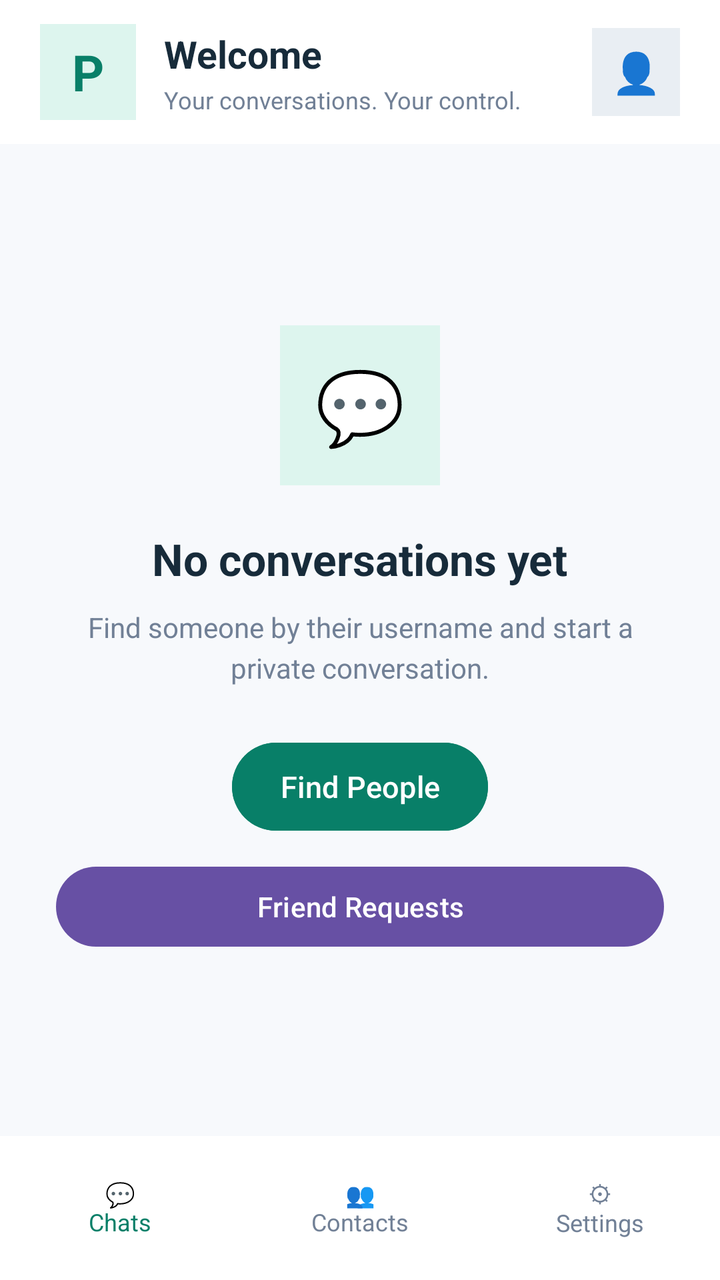
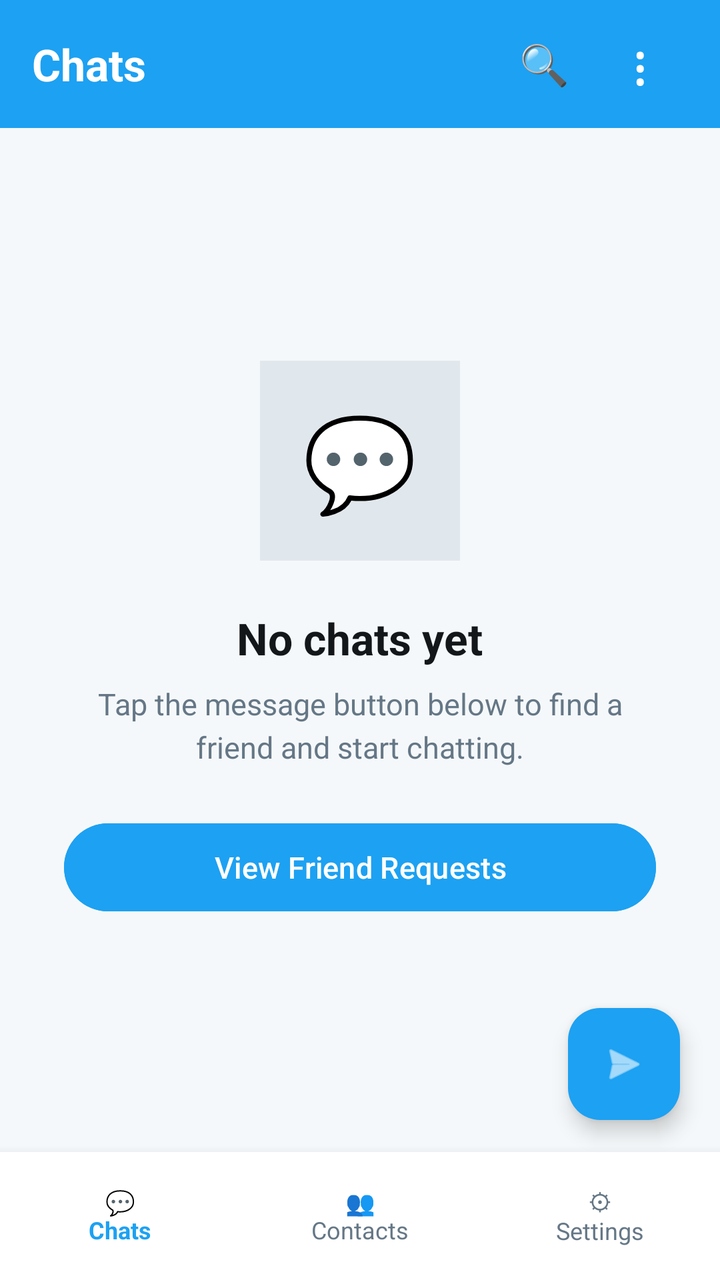

Compare the two renders of this Android layout. The source of the first and the diff that turns it into the second are given below.
<!-- AndroidManifest.xml: application theme Theme.PrivacyMessenger -->
<!-- res/layout/activity_home.xml -->
<?xml version="1.0" encoding="utf-8"?>
<androidx.constraintlayout.widget.ConstraintLayout
    xmlns:android="http://schemas.android.com/apk/res/android"
    xmlns:app="http://schemas.android.com/apk/res-auto"
    android:id="@+id/main"
    android:layout_width="match_parent"
    android:layout_height="match_parent"
    android:background="#F7F9FC">

    
    <LinearLayout
        android:id="@+id/topBar"
        android:layout_width="0dp"
        android:layout_height="72dp"
        android:gravity="center_vertical"
        android:orientation="horizontal"
        android:paddingStart="20dp"
        android:paddingEnd="20dp"
        android:background="#FFFFFF"
        app:layout_constraintTop_toTopOf="parent"
        app:layout_constraintStart_toStartOf="parent"
        app:layout_constraintEnd_toEndOf="parent">

        <TextView
            android:layout_width="48dp"
            android:layout_height="48dp"
            android:background="#DDF5EE"
            android:gravity="center"
            android:text="P"
            android:textColor="#087F68"
            android:textSize="25sp"
            android:textStyle="bold" />

        <LinearLayout
            android:layout_width="0dp"
            android:layout_height="wrap_content"
            android:layout_weight="1"
            android:layout_marginStart="14dp"
            android:orientation="vertical">

            <TextView
                android:id="@+id/tvWelcome"
                android:layout_width="wrap_content"
                android:layout_height="wrap_content"
                android:text="Welcome"
                android:textColor="#172B3A"
                android:textSize="19sp"
                android:textStyle="bold" />

            <TextView
                android:layout_width="wrap_content"
                android:layout_height="wrap_content"
                android:layout_marginTop="2dp"
                android:text="Your conversations. Your control."
                android:textColor="#718096"
                android:textSize="12sp" />

        </LinearLayout>

        <TextView
            android:id="@+id/tvProfile"
            android:layout_width="44dp"
            android:layout_height="44dp"
            android:background="#E9EEF3"
            android:gravity="center"
            android:text="👤"
            android:textSize="20sp" />

    </LinearLayout>

    
    <LinearLayout
        android:id="@+id/emptyState"
        android:layout_width="0dp"
        android:layout_height="wrap_content"
        android:gravity="center"
        android:orientation="vertical"
        android:padding="28dp"
        app:layout_constraintTop_toBottomOf="@id/topBar"
        app:layout_constraintBottom_toTopOf="@id/bottomNavigation"
        app:layout_constraintStart_toStartOf="parent"
        app:layout_constraintEnd_toEndOf="parent">

        <TextView
            android:layout_width="80dp"
            android:layout_height="80dp"
            android:background="#DDF5EE"
            android:gravity="center"
            android:text="💬"
            android:textSize="36sp" />

        <TextView
            android:layout_width="wrap_content"
            android:layout_height="wrap_content"
            android:layout_marginTop="22dp"
            android:text="No conversations yet"
            android:textColor="#172B3A"
            android:textSize="22sp"
            android:textStyle="bold" />

        <TextView
            android:layout_width="match_parent"
            android:layout_height="wrap_content"
            android:layout_marginTop="10dp"
            android:gravity="center"
            android:lineSpacingExtra="4dp"
            android:text="Find someone by their username and start a private conversation."
            android:textColor="#718096"
            android:textSize="14sp" />

        <Button
            android:id="@+id/btnFindPeople"
            android:layout_width="wrap_content"
            android:layout_height="52dp"
            android:layout_marginTop="24dp"
            android:backgroundTint="#087F68"
            android:text="Find People"
            android:textAllCaps="false"
            android:textColor="#FFFFFF"
            android:textSize="15sp" />
        <Button
            android:id="@+id/btnFriendRequests"
            android:layout_width="match_parent"
            android:layout_height="wrap_content"
            android:layout_marginTop="10dp"
            android:text="Friend Requests" />

    </LinearLayout>

    
    <LinearLayout
        android:id="@+id/bottomNavigation"
        android:layout_width="0dp"
        android:layout_height="72dp"
        android:background="#FFFFFF"
        android:gravity="center"
        android:orientation="horizontal"
        android:weightSum="3"
        app:layout_constraintBottom_toBottomOf="parent"
        app:layout_constraintStart_toStartOf="parent"
        app:layout_constraintEnd_toEndOf="parent">

        <TextView
            android:id="@+id/navChats"
            android:layout_width="0dp"
            android:layout_height="match_parent"
            android:layout_weight="1"
            android:gravity="center"
            android:text="💬\nChats"
            android:textColor="#087F68"
            android:textSize="12sp" />

        <TextView
            android:id="@+id/navContacts"
            android:layout_width="0dp"
            android:layout_height="match_parent"
            android:layout_weight="1"
            android:gravity="center"
            android:text="👥\nContacts"
            android:textColor="#718096"
            android:textSize="12sp" />

        <TextView
            android:id="@+id/navSettings"
            android:layout_width="0dp"
            android:layout_height="match_parent"
            android:layout_weight="1"
            android:gravity="center"
            android:text="⚙\nSettings"
            android:textColor="#718096"
            android:textSize="12sp" />

    </LinearLayout>

</androidx.constraintlayout.widget.ConstraintLayout>
<!-- resources referenced by this layout -->
<resources>
  <style name="Theme.PrivacyMessenger" parent="Base.Theme.PrivacyMessenger" />
  <style name="Base.Theme.PrivacyMessenger" parent="Theme.Material3.DayNight.NoActionBar">
          
          
      </style>
</resources>

<!-- the commit's change to res/layout/activity_home.xml (unified diff, before → after) -->
@@ -1,175 +1,191 @@
 <?xml version="1.0" encoding="utf-8"?>
-<androidx.constraintlayout.widget.ConstraintLayout
+<androidx.coordinatorlayout.widget.CoordinatorLayout
     xmlns:android="http://schemas.android.com/apk/res/android"
     xmlns:app="http://schemas.android.com/apk/res-auto"
     android:id="@+id/main"
     android:layout_width="match_parent"
     android:layout_height="match_parent"
-    android:background="#F7F9FC">
+    android:background="#F5F8FA">
 
     
-    <LinearLayout
-        android:id="@+id/topBar"
-        android:layout_width="0dp"
-        android:layout_height="72dp"
-        android:gravity="center_vertical"
-        android:orientation="horizontal"
-        android:paddingStart="20dp"
-        android:paddingEnd="20dp"
-        android:background="#FFFFFF"
-        app:layout_constraintTop_toTopOf="parent"
-        app:layout_constraintStart_toStartOf="parent"
-        app:layout_constraintEnd_toEndOf="parent">
+    <androidx.constraintlayout.widget.ConstraintLayout
+        android:layout_width="match_parent"
+        android:layout_height="match_parent">
 
-        <TextView
-            android:layout_width="48dp"
-            android:layout_height="48dp"
-            android:background="#DDF5EE"
-            android:gravity="center"
-            android:text="P"
-            android:textColor="#087F68"
-            android:textSize="25sp"
-            android:textStyle="bold" />
-
+        
         <LinearLayout
+            android:id="@+id/topBar"
             android:layout_width="0dp"
-            android:layout_height="wrap_content"
-            android:layout_weight="1"
-            android:layout_marginStart="14dp"
-            android:orientation="vertical">
+            android:layout_height="64dp"
+            android:background="#1DA1F2"
+            android:gravity="center_vertical"
+            android:orientation="horizontal"
+            android:paddingStart="16dp"
+            android:paddingEnd="16dp"
+            app:layout_constraintTop_toTopOf="parent"
+            app:layout_constraintStart_toStartOf="parent"
+            app:layout_constraintEnd_toEndOf="parent">
 
             <TextView
                 android:id="@+id/tvWelcome"
-                android:layout_width="wrap_content"
+                android:layout_width="0dp"
                 android:layout_height="wrap_content"
-                android:text="Welcome"
-                android:textColor="#172B3A"
-                android:textSize="19sp"
+                android:layout_weight="1"
+                android:text="Chats"
+                android:textColor="#FFFFFF"
+                android:textSize="22sp"
                 android:textStyle="bold" />
+
+            
+            <TextView
+                android:layout_width="48dp"
+                android:layout_height="48dp"
+                android:gravity="center"
+                android:text="🔍"
+                android:textColor="#FFFFFF"
+                android:textSize="20sp"
+                android:clickable="true"
+                android:focusable="true" />
+
+            
+            <TextView
+                android:id="@+id/tvMenu"
+                android:layout_width="48dp"
+                android:layout_height="48dp"
+                android:gravity="center"
+                android:text="⋮"
+                android:textColor="#FFFFFF"
+                android:textSize="28sp"
+                android:clickable="true"
+                android:focusable="true" />
+
+        </LinearLayout>
+
+        
+        <androidx.recyclerview.widget.RecyclerView
+            android:id="@+id/rvChats"
+            android:layout_width="0dp"
+            android:layout_height="0dp"
+            android:visibility="gone"
+            app:layout_constraintTop_toBottomOf="@id/topBar"
+            app:layout_constraintBottom_toTopOf="@id/bottomNavigation"
+            app:layout_constraintStart_toStartOf="parent"
+            app:layout_constraintEnd_toEndOf="parent" />
+
+        
+        <LinearLayout
+            android:id="@+id/emptyState"
+            android:layout_width="0dp"
+            android:layout_height="wrap_content"
+            android:gravity="center"
+            android:orientation="vertical"
+            android:padding="32dp"
+            app:layout_constraintTop_toBottomOf="@id/topBar"
+            app:layout_constraintBottom_toTopOf="@id/bottomNavigation"
+            app:layout_constraintStart_toStartOf="parent"
+            app:layout_constraintEnd_toEndOf="parent">
+
+            <TextView
+                android:layout_width="100dp"
+                android:layout_height="100dp"
+                android:background="#E1E8ED"
+                android:gravity="center"
+                android:text="💬"
+                android:textSize="46sp" />
 
             <TextView
                 android:layout_width="wrap_content"
                 android:layout_height="wrap_content"
-                android:layout_marginTop="2dp"
-                android:text="Your conversations. Your control."
-                android:textColor="#718096"
+                android:layout_marginTop="24dp"
+                android:text="No chats yet"
+                android:textColor="#14171A"
+                android:textSize="22sp"
+                android:textStyle="bold" />
+
+            <TextView
+                android:layout_width="match_parent"
+                android:layout_height="wrap_content"
+                android:layout_marginTop="8dp"
+                android:gravity="center"
+                android:lineSpacingExtra="4dp"
+                android:text="Tap the message button below to find a friend and start chatting."
+                android:textColor="#657786"
+                android:textSize="15sp" />
+
+            
+            <Button
+                android:id="@+id/btnFriendRequests"
+                android:layout_width="match_parent"
+                android:layout_height="52dp"
+                android:layout_marginTop="24dp"
+                android:backgroundTint="#1DA1F2"
+                android:text="View Friend Requests"
+                android:textAllCaps="false"
+                android:textColor="#FFFFFF"
+                android:textSize="15sp" />
+
+        </LinearLayout>
+
+        
+        <LinearLayout
+            android:id="@+id/bottomNavigation"
+            android:layout_width="0dp"
+            android:layout_height="64dp"
+            android:background="#FFFFFF"
+            android:elevation="8dp"
+            android:gravity="center"
+            android:orientation="horizontal"
+            android:weightSum="3"
+            app:layout_constraintBottom_toBottomOf="parent"
+            app:layout_constraintStart_toStartOf="parent"
+            app:layout_constraintEnd_toEndOf="parent">
+
+            <TextView
+                android:id="@+id/navChats"
+                android:layout_width="0dp"
+                android:layout_height="match_parent"
+                android:layout_weight="1"
+                android:gravity="center"
+                android:text="💬\nChats"
+                android:textColor="#1DA1F2"
+                android:textSize="12sp"
+                android:textStyle="bold" />
+
+            <TextView
+                android:id="@+id/navContacts"
+                android:layout_width="0dp"
+                android:layout_height="match_parent"
+                android:layout_weight="1"
+                android:gravity="center"
+                android:text="👥\nContacts"
+                android:textColor="#657786"
+                android:textSize="12sp" />
+
+            <TextView
+                android:id="@+id/navSettings"
+                android:layout_width="0dp"
+                android:layout_height="match_parent"
+                android:layout_weight="1"
+                android:gravity="center"
+                android:text="⚙\nSettings"
+                android:textColor="#657786"
                 android:textSize="12sp" />
 
         </LinearLayout>
 
-        <TextView
-            android:id="@+id/tvProfile"
-            android:layout_width="44dp"
-            android:layout_height="44dp"
-            android:background="#E9EEF3"
-            android:gravity="center"
-            android:text="👤"
-            android:textSize="20sp" />
-
-    </LinearLayout>
+    </androidx.constraintlayout.widget.ConstraintLayout>
 
     
-    <LinearLayout
-        android:id="@+id/emptyState"
-        android:layout_width="0dp"
+    <com.google.android.material.floatingactionbutton.FloatingActionButton
+        android:id="@+id/fabFindPeople"
+        android:layout_width="wrap_content"
         android:layout_height="wrap_content"
-        android:gravity="center"
-        android:orientation="vertical"
-        android:padding="28dp"
-        app:layout_constraintTop_toBottomOf="@id/topBar"
-        app:layout_constraintBottom_toTopOf="@id/bottomNavigation"
-        app:layout_constraintStart_toStartOf="parent"
-        app:layout_constraintEnd_toEndOf="parent">
+        android:layout_gravity="bottom|end"
+        android:layout_marginEnd="20dp"
+        android:layout_marginBottom="80dp"
+        android:src="@android:drawable/ic_menu_send"
+        app:backgroundTint="#1DA1F2"
+        app:tint="#FFFFFF"
+        app:elevation="6dp" />
 
-        <TextView
-            android:layout_width="80dp"
-            android:layout_height="80dp"
-            android:background="#DDF5EE"
-            android:gravity="center"
-            android:text="💬"
-            android:textSize="36sp" />
-
-        <TextView
-            android:layout_width="wrap_content"
-            android:layout_height="wrap_content"
-            android:layout_marginTop="22dp"
-            android:text="No conversations yet"
-            android:textColor="#172B3A"
-            android:textSize="22sp"
-            android:textStyle="bold" />
-
-        <TextView
-            android:layout_width="match_parent"
-            android:layout_height="wrap_content"
-            android:layout_marginTop="10dp"
-            android:gravity="center"
-            android:lineSpacingExtra="4dp"
-            android:text="Find someone by their username and start a private conversation."
-            android:textColor="#718096"
-            android:textSize="14sp" />
-
-        <Button
-            android:id="@+id/btnFindPeople"
-            android:layout_width="wrap_content"
-            android:layout_height="52dp"
-            android:layout_marginTop="24dp"
-            android:backgroundTint="#087F68"
-            android:text="Find People"
-            android:textAllCaps="false"
-            android:textColor="#FFFFFF"
-            android:textSize="15sp" />
-        <Button
-            android:id="@+id/btnFriendRequests"
-            android:layout_width="match_parent"
-            android:layout_height="wrap_content"
-            android:layout_marginTop="10dp"
-            android:text="Friend Requests" />
-
-    </LinearLayout>
-
-    
-    <LinearLayout
-        android:id="@+id/bottomNavigation"
-        android:layout_width="0dp"
-        android:layout_height="72dp"
-        android:background="#FFFFFF"
-        android:gravity="center"
-        android:orientation="horizontal"
-        android:weightSum="3"
-        app:layout_constraintBottom_toBottomOf="parent"
-        app:layout_constraintStart_toStartOf="parent"
-        app:layout_constraintEnd_toEndOf="parent">
-
-        <TextView
-            android:id="@+id/navChats"
-            android:layout_width="0dp"
-            android:layout_height="match_parent"
-            android:layout_weight="1"
-            android:gravity="center"
-            android:text="💬\nChats"
-            android:textColor="#087F68"
-            android:textSize="12sp" />
-
-        <TextView
-            android:id="@+id/navContacts"
-            android:layout_width="0dp"
-            android:layout_height="match_parent"
-            android:layout_weight="1"
-            android:gravity="center"
-            android:text="👥\nContacts"
-            android:textColor="#718096"
-            android:textSize="12sp" />
-
-        <TextView
-            android:id="@+id/navSettings"
-            android:layout_width="0dp"
-            android:layout_height="match_parent"
-            android:layout_weight="1"
-            android:gravity="center"
-            android:text="⚙\nSettings"
-            android:textColor="#718096"
-            android:textSize="12sp" />
-
-    </LinearLayout>
-
-</androidx.constraintlayout.widget.ConstraintLayout>
+</androidx.coordinatorlayout.widget.CoordinatorLayout>
